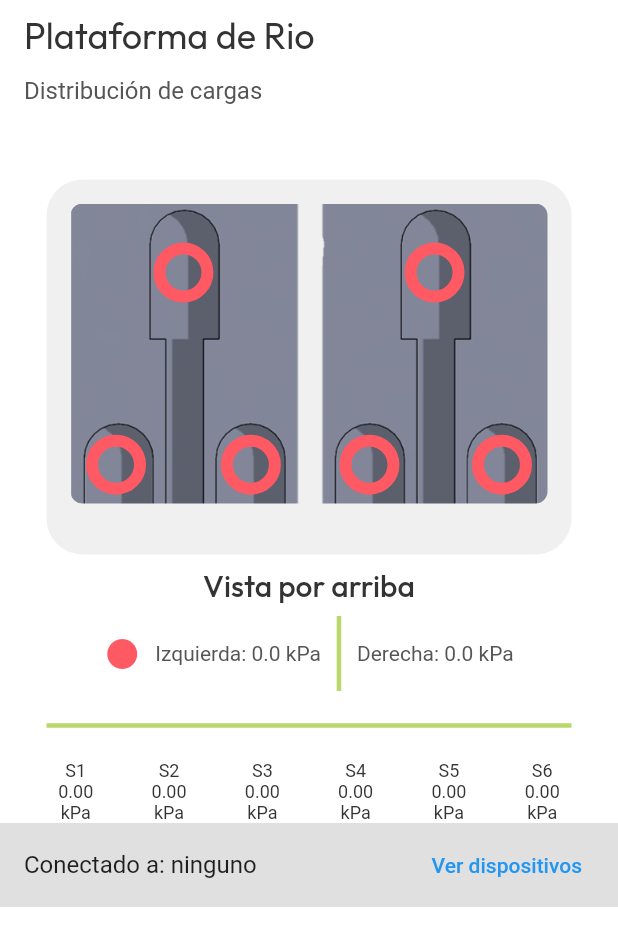
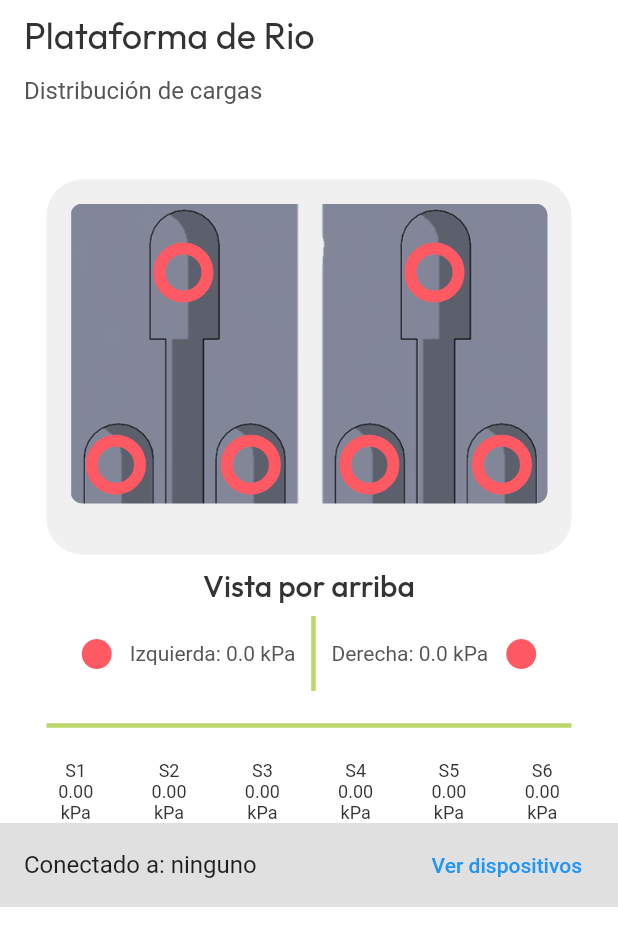
Before and after one commit to GerardoChF/EqMed-System, a Flutter app: the MapaRioWidget screen opened by its route, on a phone screen of 412 x 824 dp, the part 77-1014 px from its top. Run offline on Flutter 3.47's test engine with Material 3 defaults, Android fonts, the phone set to English and light mode, and no system bars; drawn by our look-alikes of auto_size_text, flutter_animate, percent_indicator; our stand-ins replace cached_network_image, cloud_firestore, dropdown_button2, firebase_auth, firebase_core, flutter_bluetooth_serial and 13 more; missing offline and left inert: json_path; accounts and stored records are empty; network calls fail; Roboto replaces fonts that are missing (Readex Pro).

Commit message:
Formula para cambio de color del icono

```diff
--- a/lib/pages/mapa_rio/mapa_rio_widget.dart
+++ b/lib/pages/mapa_rio/mapa_rio_widget.dart
@@ -374,8 +374,8 @@ class _MapaRioWidgetState extends State<MapaRioWidget>
                                   Icons.circle,
                                   color: valueOrDefault<Color>(
                                     //si promedio esta entre +- 10% del valor meta
-                                    ((double.parse(sensor1)+double.parse(sensor2)+double.parse(sensor3) / 3) > 1.0) &&
-                                            (valueOrDefault(currentUserDocument?.sensor1, 0.0) < 4.0)
+                                    ((double.parse(sensor1)+double.parse(sensor2)+double.parse(sensor3) / 3) > (valueOrDefault(currentUserDocument?.sensor1, 0.0)*0.90)) &&
+                                            ((double.parse(sensor1)+double.parse(sensor2)+double.parse(sensor3) / 3) < (valueOrDefault(currentUserDocument?.sensor1, 0.0)*1.1))
                                         ? FlutterFlowTheme.of(context).alternate
                                         : FlutterFlowTheme.of(context).error,
                                     FlutterFlowTheme.of(context).error,
@@ -402,7 +402,7 @@ class _MapaRioWidgetState extends State<MapaRioWidget>
                                 ),
                               ),
                               Padding(
-                                padding: EdgeInsetsDirectional.fromSTEB(4.0, 12.0, 0.0, 12.0),
+                                padding: EdgeInsetsDirectional.fromSTEB(4.0, 12.0, 10.0, 12.0),
                                 child: Text(
                                   'Derecha: ${(double.parse(sensor4)+double.parse(sensor5)+double.parse(sensor6))/3} kPa',
                                   style: FlutterFlowTheme.of(context).labelMedium.override(
@@ -412,6 +412,19 @@ class _MapaRioWidgetState extends State<MapaRioWidget>
                                       ),
                                 ),
                               ),
+                              AuthUserStreamWidget(
+                                builder: (context) => Icon(
+                                  Icons.circle,
+                                  color: valueOrDefault<Color>(
+                                    ((double.parse(sensor1)+double.parse(sensor2)+double.parse(sensor3) / 3) > (valueOrDefault(currentUserDocument?.sensor1, 0.0)*0.90)) &&
+                                            ((double.parse(sensor1)+double.parse(sensor2)+double.parse(sensor3) / 3) < (valueOrDefault(currentUserDocument?.sensor1, 0.0)*1.1))
+                                        ? FlutterFlowTheme.of(context).alternate
+                                        : FlutterFlowTheme.of(context).error,
+                                    FlutterFlowTheme.of(context).error,
+                                  ),
+                                  size: 24.0,
+                                )
+                              )
                             ],
                           )
                           // mainAxisSize: MainAxisSize.max,
```
Also changed, not shown: 9 other files.
